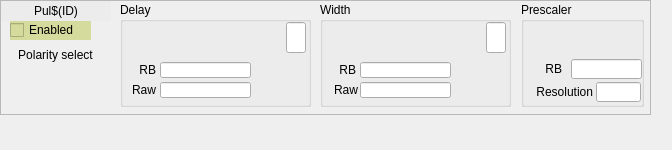
This is evrMrmApp/opi/EVR/G_EVR_pulser.ui in paulscherrerinstitute/mrfioc2 as Qt 5 draws it before an edit. The edited form follows.
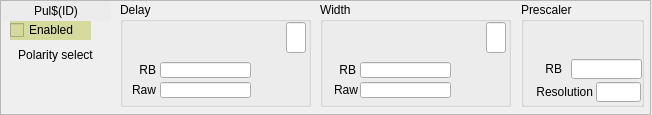
This is the edited form. Custom widgets are drawn as their Qt base class.

```diff
--- a/evrMrmApp/opi/EVR/G_EVR_pulser.ui
+++ b/evrMrmApp/opi/EVR/G_EVR_pulser.ui
@@ -6,8 +6,8 @@
    <rect>
     <x>0</x>
     <y>0</y>
-    <width>672</width>
-    <height>150</height>
+    <width>652</width>
+    <height>115</height>
    </rect>
   </property>
   <property name="windowTitle">
```
